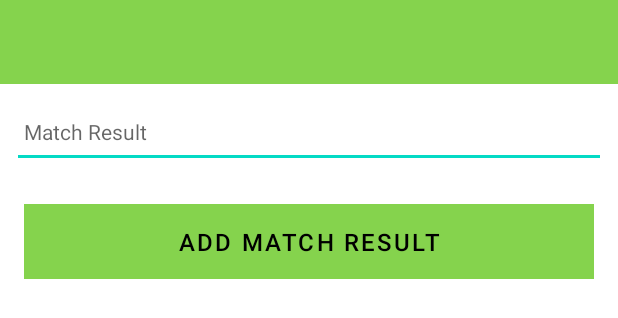
After one commit to tonynaughton/cork-tennis-club, an Android app: the layout activity_results.xml on its own in the app's theme, with its tools: preview values and no code run, on a phone screen of 412 x 824 dp. The commit adds this screen. Shown: the top 318 px of the screen. Run offline under Robolectric (Android 15) with nearby library versions, the phone set to English and light mode, and no system bars.

Commit message:
Basic results activity layout

```diff
--- a/app/build.gradle
+++ b/app/build.gradle
@@ -29,6 +29,10 @@ android {
     kotlinOptions {
         jvmTarget = '1.8'
     }
+
+    buildFeatures {
+        viewBinding true
+    }
 }
 
 dependencies {
@@ -37,6 +41,8 @@ dependencies {
     implementation 'androidx.appcompat:appcompat:1.3.1'
     implementation 'com.google.android.material:material:1.4.0'
     implementation 'androidx.constraintlayout:constraintlayout:2.1.1'
+    implementation 'com.github.ajalt:timberkt:1.5.1'
+    implementation 'com.google.android.material:material:1.3.0'
     testImplementation 'junit:junit:4.+'
     androidTestImplementation 'androidx.test.ext:junit:1.1.3'
     androidTestImplementation 'androidx.test.espresso:espresso-core:3.4.0'
--- a/app/src/main/AndroidManifest.xml
+++ b/app/src/main/AndroidManifest.xml
@@ -10,7 +10,7 @@
         android:supportsRtl="true"
         android:theme="@style/Theme.TennisApp">
         <activity
-            android:name=".MainActivity"
+            android:name=".activities.ResultsActivity"
             android:exported="true">
             <intent-filter>
                 <action android:name="android.intent.action.MAIN" />
--- /dev/null
+++ b/app/src/main/java/ie/wit/tennisapp/models/MatchModel.kt
@@ -0,0 +1,3 @@
+package ie.wit.tennisapp.models
+
+data class MatchModel(var result: String = "")
--- /dev/null
+++ b/app/src/main/res/layout/activity_results.xml
@@ -0,0 +1,72 @@
+<?xml version="1.0" encoding="utf-8"?>
+<androidx.constraintlayout.widget.ConstraintLayout
+    xmlns:android="http://schemas.android.com/apk/res/android"
+    xmlns:app="http://schemas.android.com/apk/res-auto"
+    xmlns:tools="http://schemas.android.com/tools"
+    android:layout_width="match_parent"
+    android:layout_height="match_parent"
+    tools:context=".activities.ResultsActivity">
+
+    <RelativeLayout
+        android:layout_width="match_parent"
+        android:layout_height="wrap_content"
+        app:layout_constraintBottom_toBottomOf="parent"
+        app:layout_constraintTop_toTopOf="parent">
+
+        <com.google.android.material.appbar.AppBarLayout
+            android:id="@+id/appBarLayout"
+            android:layout_width="match_parent"
+            android:layout_height="wrap_content"
+            android:background="@color/colorAccent"
+            android:fitsSystemWindows="true"
+            app:elevation="0dip"
+            app:theme="@style/ThemeOverlay.AppCompat.Dark.ActionBar">
+
+            <androidx.appcompat.widget.Toolbar
+                android:id="@+id/toolbarAdd"
+                android:layout_width="match_parent"
+                android:layout_height="wrap_content"
+                app:titleTextColor="@color/colorPrimary" />
+        </com.google.android.material.appbar.AppBarLayout>
+
+        <ScrollView
+            android:layout_width="match_parent"
+            android:layout_height="match_parent"
+            android:layout_below="@id/appBarLayout"
+            android:fillViewport="true">
+
+            <LinearLayout
+                android:layout_width="match_parent"
+                android:layout_height="wrap_content"
+                android:orientation="vertical">
+
+                <EditText
+                    android:id="@+id/matchResult"
+                    android:layout_width="match_parent"
+                    android:layout_height="48dp"
+                    android:layout_margin="8dp"
+                    android:hint="@string/hint_matchResult"
+                    android:inputType="text"
+                    android:maxLength="25"
+                    android:maxLines="1"
+                    android:padding="8dp"
+                    android:textColor="@color/colorPrimaryDark"
+                    android:textSize="14sp" />
+
+                <Button
+                    android:id="@+id/btnAdd"
+                    android:layout_width="match_parent"
+                    android:layout_height="wrap_content"
+                    android:layout_margin="16dp"
+                    android:background="@color/colorAccent"
+                    android:paddingTop="8dp"
+                    android:paddingBottom="8dp"
+                    android:stateListAnimator="@null"
+                    android:text="@string/button_addMatchResult"
+                    android:textColor="@color/colorPrimaryDark"
+                    android:textSize="16sp" />
+            </LinearLayout>
+        </ScrollView>
+
+    </RelativeLayout>
+</androidx.constraintlayout.widget.ConstraintLayout>
--- a/app/src/main/res/values/colors.xml
+++ b/app/src/main/res/values/colors.xml
@@ -7,4 +7,7 @@
     <color name="teal_700">#FF018786</color>
     <color name="black">#FF000000</color>
     <color name="white">#FFFFFFFF</color>
+    <color name="colorPrimary">#FFFFFF</color>
+    <color name="colorPrimaryDark">#000000</color>
+    <color name="colorAccent">#85D34D</color>
 </resources>
--- a/app/src/main/res/values/strings.xml
+++ b/app/src/main/res/values/strings.xml
@@ -1,3 +1,5 @@
 <resources>
     <string name="app_name">Tennis App</string>
+    <string name="button_addMatchResult">Add Match Result</string>
+    <string name="hint_matchResult">Match Result</string>
 </resources>
--- a/app/src/main/res/values/themes.xml
+++ b/app/src/main/res/values/themes.xml
@@ -1,9 +1,9 @@
 <resources xmlns:tools="http://schemas.android.com/tools">
     <!-- Base application theme. -->
-    <style name="Theme.TennisApp" parent="Theme.MaterialComponents.DayNight.DarkActionBar">
+    <style name="Theme.TennisApp" parent="Theme.MaterialComponents.DayNight.NoActionBar">
         <!-- Primary brand color. -->
-        <item name="colorPrimary">@color/purple_500</item>
-        <item name="colorPrimaryVariant">@color/purple_700</item>
+        <item name="colorPrimary">@color/colorAccent</item>
+        <item name="colorPrimaryVariant">@color/colorPrimaryDark</item>
         <item name="colorOnPrimary">@color/white</item>
         <!-- Secondary brand color. -->
         <item name="colorSecondary">@color/teal_200</item>
```
Also changed, not shown: app/src/main/java/ie/wit/tennisapp/MainActivity.kt (deleted, +0 -11 lines), app/src/main/java/ie/wit/tennisapp/activities/ResultsActivity.kt (added, +38 -0 lines), app/src/main/res/layout/activity_main.xml (deleted, +0 -18 lines), 1 other file.
